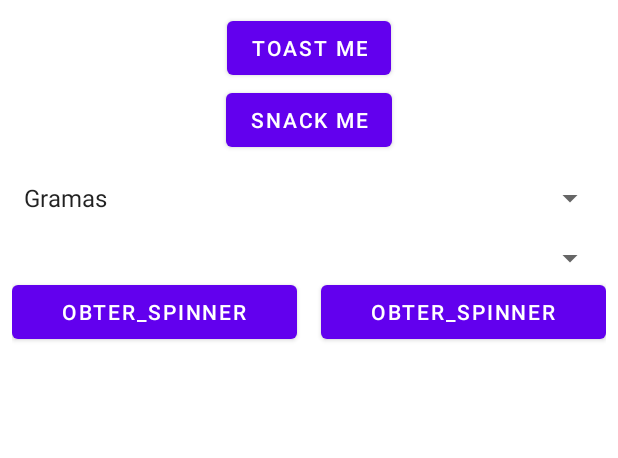
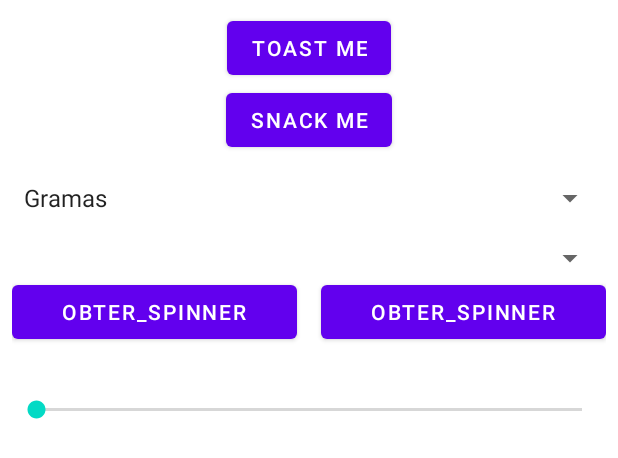
Before and after one commit to LucasBorges-91/ElementosCursoKotlin, an Android app: the layout activity_main.xml on its own in the app's theme, with its tools: preview values and no code run, on a phone screen of 412 x 824 dp. Shown: the top 458 px of the screen. Run offline under Robolectric (Android 15) with nearby library versions, the phone set to English and light mode, and no system bars.

```diff
--- a/app/src/main/res/layout/activity_main.xml
+++ b/app/src/main/res/layout/activity_main.xml
@@ -27,21 +27,21 @@
         android:id="@+id/spinner_static"
         android:layout_width="match_parent"
         android:layout_height="wrap_content"
-        android:entries="@array/spnnier_values"
-        android:layout_marginTop="16dp"/>
+        android:layout_marginTop="16dp"
+        android:entries="@array/spnnier_values" />
 
     <Spinner
         android:id="@+id/spinner_dynamic"
         android:layout_width="match_parent"
         android:layout_height="wrap_content"
-        android:layout_marginTop="16dp"/>
+        android:layout_marginTop="16dp" />
 
     <!-- Botoes obter e atribuir spinner -->
     <LinearLayout
         android:id="@+id/linear_button_spinner"
         android:layout_width="match_parent"
         android:layout_height="wrap_content"
-        android:orientation="horizontal" >
+        android:orientation="horizontal">
 
         <Button
             android:id="@+id/button_get_spinner"
@@ -60,4 +60,11 @@
             android:text="Obter_spinner" />
     </LinearLayout>
 
+    <SeekBar
+        android:id="@+id/seekbar"
+        android:layout_width="match_parent"
+        android:layout_height="wrap_content"
+        android:layout_marginTop="32dp"
+        android:max="50"/>
+
 </LinearLayout>
```
